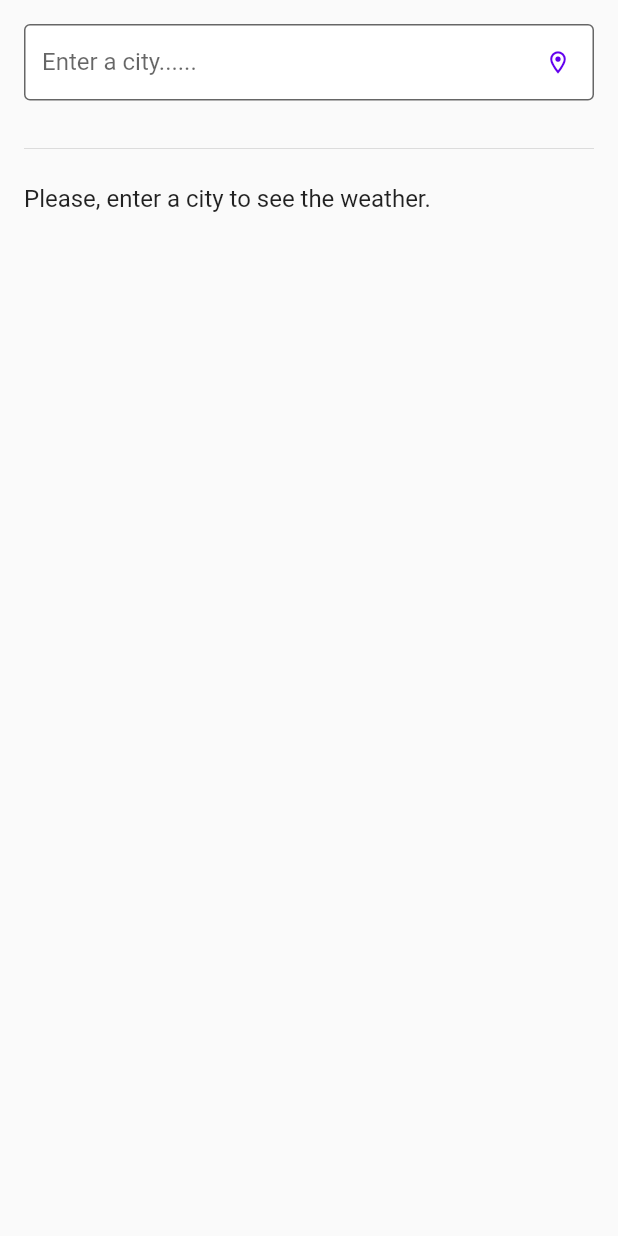
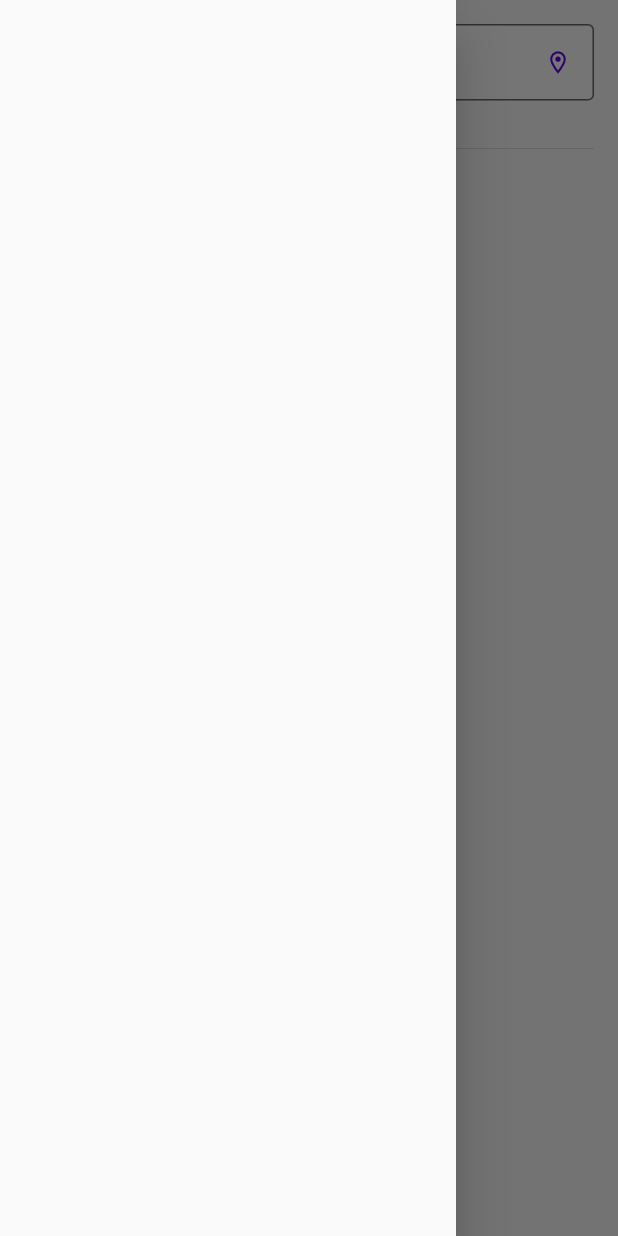
Before and after one commit to arielsardinha/weather-flutter, a Flutter app: the screen it shows after launch, with the side drawer open (before the commit the screen has no drawer), on a phone screen of 412 x 824 dp. Run offline on Flutter 3.47's test engine with Material 2 defaults, Android fonts, the phone set to English and light mode, and no system bars; our stand-ins replace dio, geolocator, localization.

Commit message:
fix (home): melhorando pesquisa da imagem

```diff
--- a/lib/app/modules/home/view/home_view.dart
+++ b/lib/app/modules/home/view/home_view.dart
@@ -22,6 +22,7 @@ class _HomeViewState extends State<HomeView>
     with DebouncerMixin, GeolocatorMixin {
   final _focusNode = FocusNode();
   final textCtl = TextEditingController();
+  final GlobalKey<ScaffoldState> _scaffoldKey = GlobalKey<ScaffoldState>();
 
   String getDayPart() {
     var hour = DateTime.now().hour;
@@ -75,6 +76,8 @@ class _HomeViewState extends State<HomeView>
     final theme = Theme.of(context);
 
     return Scaffold(
+      key: _scaffoldKey,
+      drawer: const Drawer(),
       body: StreamBuilder<WeatherState>(
         stream: widget.bloc.stream,
         builder: (context, snapshot) {
@@ -84,7 +87,7 @@ class _HomeViewState extends State<HomeView>
             children: [
               if (weather != null)
                 Image.network(
-                  'https://source.unsplash.com/featured/?${weather.weather[0].description},${getDayPart()},${weather.sys.country}',
+                  'https://source.unsplash.com/featured/?${weather.weather[0].description},${getDayPart()},landscape',
                   fit: BoxFit.cover,
                   height: double.infinity,
                   width: double.infinity,
@@ -111,10 +114,20 @@ class _HomeViewState extends State<HomeView>
                           }, cancel: value.isEmpty);
                         },
                         label: '${'enter_city'.i18n()}...',
+                        prefixIcon: IconButton(
+                          onPressed: () {
+                            _scaffoldKey.currentState?.openDrawer();
+                          },
+                          icon: Icon(
+                            Icons.menu,
+                            color: theme.colorScheme.primary,
+                          ),
+                        ),
                         suffixIcon: IconButton(
-                          onPressed: () {
-                            getWeatherByLatLng();
+                          onPressed: () async {
+                            await getWeatherByLatLng();
                             textCtl.clear();
+                            _focusNode.unfocus();
                           },
                           icon: Icon(
                             Icons.location_on_outlined,
```
